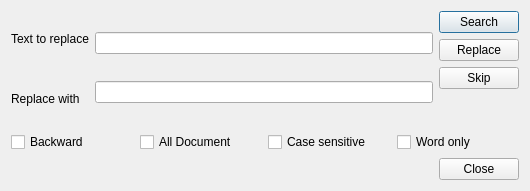
First picture: the form in ui/dialogreplace.ui, repository jpcima/chordv, before the edit.
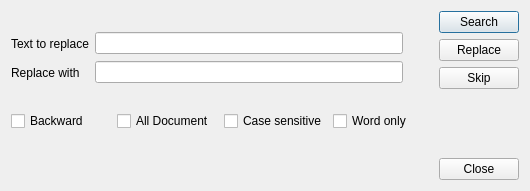
Second picture: the form after the edit. Icons and pictures are not drawn.

```diff
--- a/ui/dialogreplace.ui
+++ b/ui/dialogreplace.ui
@@ -13,11 +13,15 @@
   <property name="windowTitle">
    <string>Search and replace</string>
   </property>
-  <layout class="QHBoxLayout" name="horizontalLayout_4">
+  <layout class="QHBoxLayout" name="horizontalLayout_7">
+   <item>
+    <layout class="QVBoxLayout" name="verticalLayout_5">
+     <item>
+      <layout class="QHBoxLayout" name="horizontalLayout_6">
    <item>
     <layout class="QVBoxLayout" name="verticalLayout_4">
      <item>
-      <layout class="QHBoxLayout" name="horizontalLayout">
+          <layout class="QHBoxLayout" name="horizontalLayout_5">
        <item>
         <layout class="QVBoxLayout" name="verticalLayout">
          <item>
@@ -39,11 +43,83 @@
        <item>
         <layout class="QVBoxLayout" name="verticalLayout_2">
          <item>
+              <layout class="QHBoxLayout" name="horizontalLayout">
+               <item>
           <widget class="QLineEdit" name="lineEditTextToReplace"/>
          </item>
          <item>
+                <widget class="QToolButton" name="toolButtonErase1">
+                 <property name="text">
+                  <string/>
+                 </property>
+                 <property name="icon">
+                  <iconset resource="../Resources/resources.qrc">
+                   <normaloff>:/Image/Images/cross.png</normaloff>:/Image/Images/cross.png</iconset>
+                 </property>
+                 <property name="autoRaise">
+                  <bool>true</bool>
+                 </property>
+                </widget>
+               </item>
+              </layout>
+             </item>
+             <item>
+              <layout class="QHBoxLayout" name="horizontalLayout_4">
+               <item>
           <widget class="QLineEdit" name="lineEditReplaceWith"/>
          </item>
+               <item>
+                <widget class="QToolButton" name="toolButtonErase2">
+                 <property name="text">
+                  <string/>
+                 </property>
+                 <property name="icon">
+                  <iconset resource="../Resources/resources.qrc">
+                   <normaloff>:/Image/Images/cross.png</normaloff>:/Image/Images/cross.png</iconset>
+                 </property>
+                 <property name="autoRaise">
+                  <bool>true</bool>
+                 </property>
+                </widget>
+               </item>
+              </layout>
+             </item>
+            </layout>
+           </item>
+          </layout>
+         </item>
+         <item>
+          <layout class="QHBoxLayout" name="horizontalLayout_3">
+           <item>
+            <widget class="QCheckBox" name="checkBoxBackward">
+             <property name="text">
+              <string>Backward</string>
+             </property>
+            </widget>
+           </item>
+           <item>
+            <widget class="QCheckBox" name="checkBoxAllDocument">
+             <property name="text">
+              <string>All Document</string>
+             </property>
+            </widget>
+           </item>
+           <item>
+            <widget class="QCheckBox" name="checkBoxCaseSensitive">
+             <property name="text">
+              <string>Case sensitive</string>
+             </property>
+            </widget>
+           </item>
+           <item>
+            <widget class="QCheckBox" name="checkBoxWordOnly">
+             <property name="text">
+              <string>Word only</string>
+             </property>
+            </widget>
+           </item>
+          </layout>
+         </item>
         </layout>
        </item>
        <item>
@@ -92,38 +168,6 @@
        </item>
       </layout>
      </item>
-     <item>
-      <layout class="QHBoxLayout" name="horizontalLayout_3">
-       <item>
-        <widget class="QCheckBox" name="checkBoxBackward">
-         <property name="text">
-          <string>Backward</string>
-         </property>
-        </widget>
-       </item>
-       <item>
-        <widget class="QCheckBox" name="checkBoxAllDocument">
-         <property name="text">
-          <string>All Document</string>
-         </property>
-        </widget>
-       </item>
-       <item>
-        <widget class="QCheckBox" name="checkBoxCaseSensitive">
-         <property name="text">
-          <string>Case sensitive</string>
-         </property>
-        </widget>
-       </item>
-       <item>
-        <widget class="QCheckBox" name="checkBoxWordOnly">
-         <property name="text">
-          <string>Word only</string>
-         </property>
-        </widget>
-       </item>
-      </layout>
-     </item>
      <item>
       <layout class="QHBoxLayout" name="horizontalLayout_2">
        <item>
```
Left out of the diff: 4 changed lines with no effect on the pictures. Lines whose indentation alone changed are shown as unchanged.
